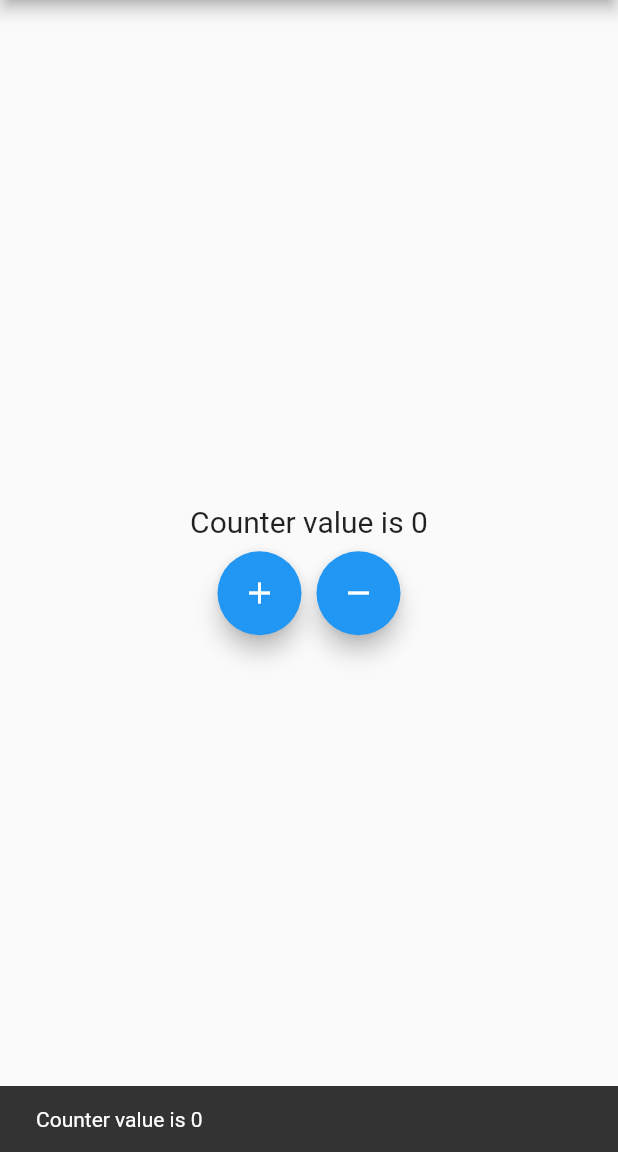
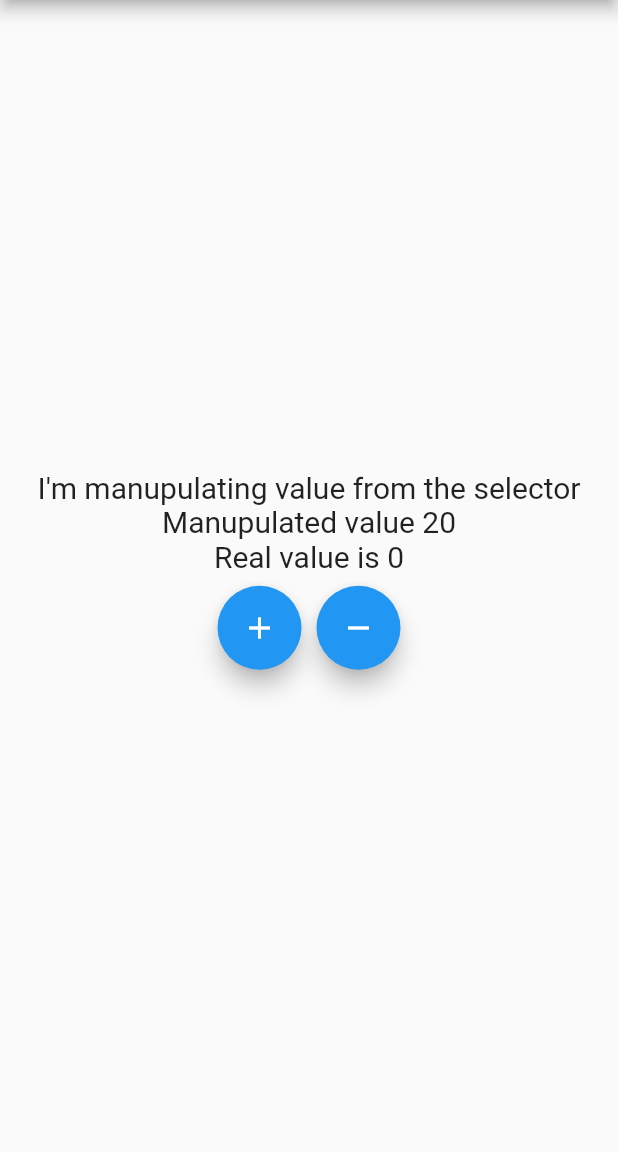
Before and after one commit to sonukuldeep/flutter_bloc, a Flutter app: the screen it shows after launch, after a tap on the "add" icon, after a tap on the "remove" icon, on a phone screen of 412 x 824 dp, the part 84-1236 px from its top. Run offline on Flutter 3.47's test engine with Material 2 defaults, Android fonts, the phone set to English and light mode, and no system bars; our stand-ins replace bloc, flutter_bloc.

Commit message:
bloc_selector

```diff
--- a/lib/aap_view.dart
+++ b/lib/aap_view.dart
@@ -1,3 +1,5 @@
+import 'dart:math';
+
 import 'package:bloc_tute/blocs/counter_bloc/counter_bloc.dart';
 import 'package:flutter/material.dart';
 import 'package:flutter_bloc/flutter_bloc.dart';
@@ -15,16 +17,17 @@ class AppView extends StatelessWidget {
       body: Column(
         mainAxisAlignment: MainAxisAlignment.center,
         children: [
-          BlocConsumer<CounterBloc, CounterState>(
-            listener: (context, state) {
-              ScaffoldMessenger.of(context).showSnackBar(SnackBar(
-                content: Text("Counter value is ${state.counter}"),
-              ));
+          BlocSelector<CounterBloc, CounterState, String>(
+            selector: (state) {
+              return "I'm manupulating value from the selector\nManupulated value ${state.counter + Random().nextInt(100)}\nReal value is ${state.counter}";
             },
             builder: (context, state) {
               return Text(
-                "Counter value is ${state.counter}",
-                style: const TextStyle(fontSize: 20),
+                state,
+                style: const TextStyle(
+                  fontSize: 20,
+                ),
+                textAlign: TextAlign.center,
               );
             },
           ),
```
